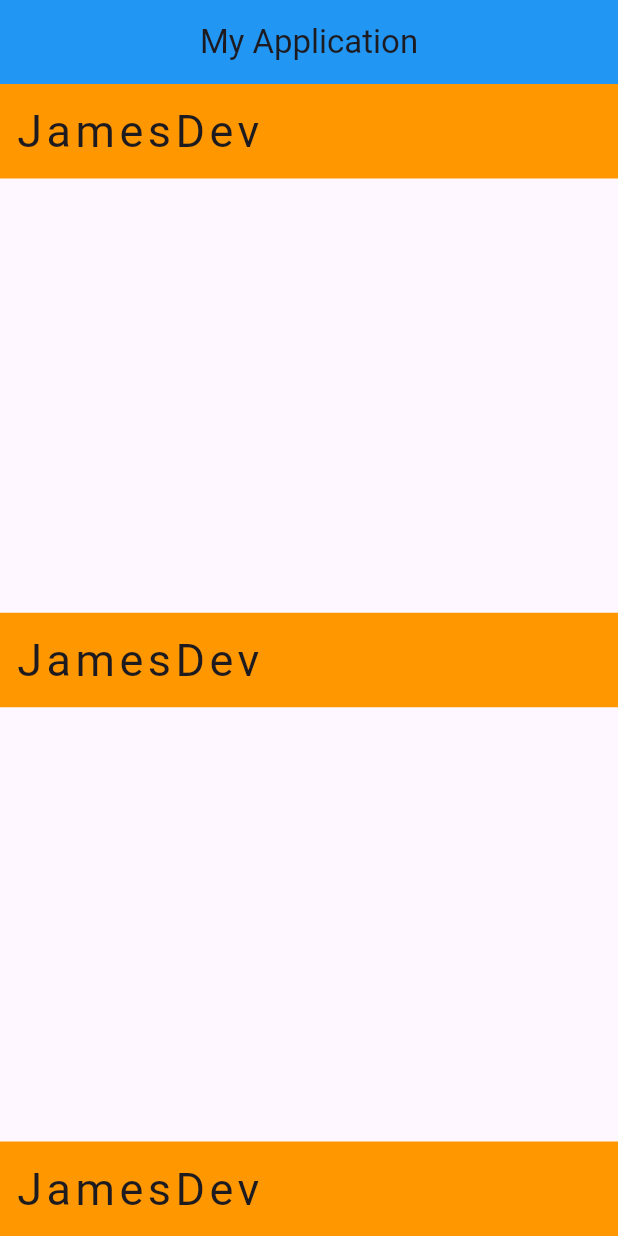
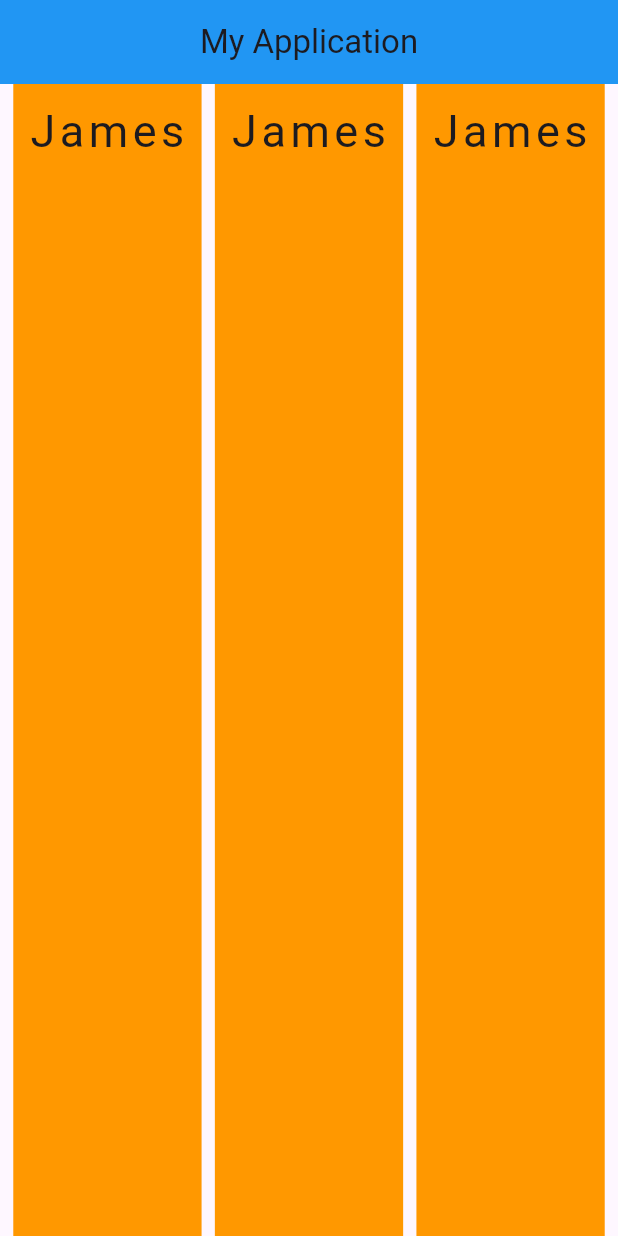
Before and after one commit to James28Dev/flutter-person-registry-kongruksiam-course, a Flutter app: the screen it shows after launch, on a phone screen of 412 x 824 dp. Run offline on Flutter 3.47's test engine with Material 3 defaults, Android fonts, the phone set to English and light mode, and no system bars.

Commit message:
Update the `Home` widget in `person_registry_app/lib/screens/home.dart` by replacing the `Column` with a `Row`, adjusting the alignment to `spaceEvenly`, and updating the text content from "JamesDev" to "James".

```diff
--- a/person_registry_app/lib/screens/home.dart
+++ b/person_registry_app/lib/screens/home.dart
@@ -5,15 +5,15 @@ class Home extends StatelessWidget {
 
   @override
   Widget build(BuildContext context) {
-    return Column(
-      mainAxisAlignment: MainAxisAlignment.spaceBetween,
+    return Row(
+      mainAxisAlignment: MainAxisAlignment.spaceEvenly,
       crossAxisAlignment: CrossAxisAlignment.stretch,
       children: [
         Container(
           color: Colors.orange,
           padding: const EdgeInsets.all(10),
           child: const Text(
-            "JamesDev",
+            "James",
             style: TextStyle(fontSize: 30, letterSpacing: 3),
           ),
         ),
@@ -21,7 +21,7 @@ class Home extends StatelessWidget {
           color: Colors.orange,
           padding: const EdgeInsets.all(10),
           child: const Text(
-            "JamesDev",
+            "James",
             style: TextStyle(fontSize: 30, letterSpacing: 3),
           ),
         ),
@@ -29,7 +29,7 @@ class Home extends StatelessWidget {
           color: Colors.orange,
           padding: const EdgeInsets.all(10),
           child: const Text(
-            "JamesDev",
+            "James",
             style: TextStyle(fontSize: 30, letterSpacing: 3),
           ),
         ),
```
